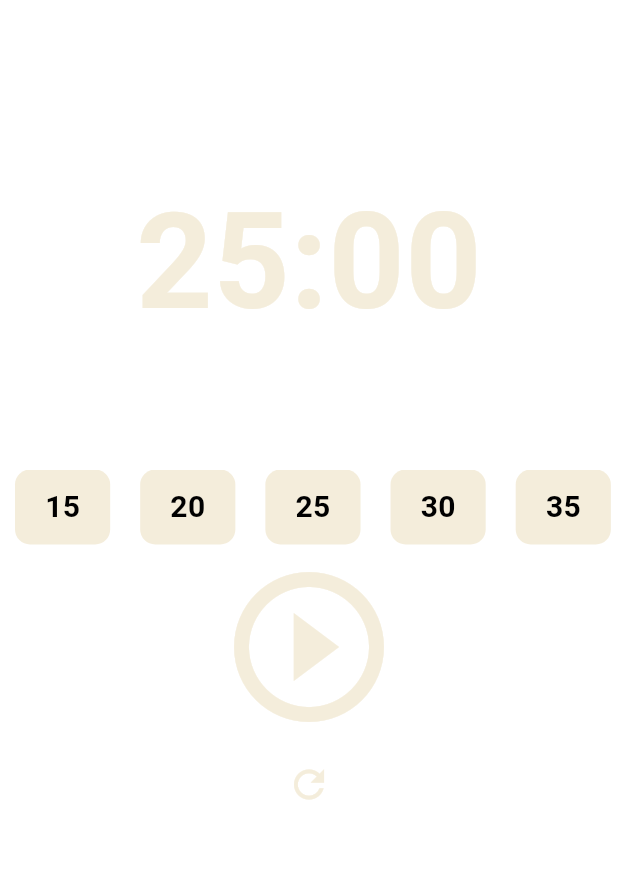
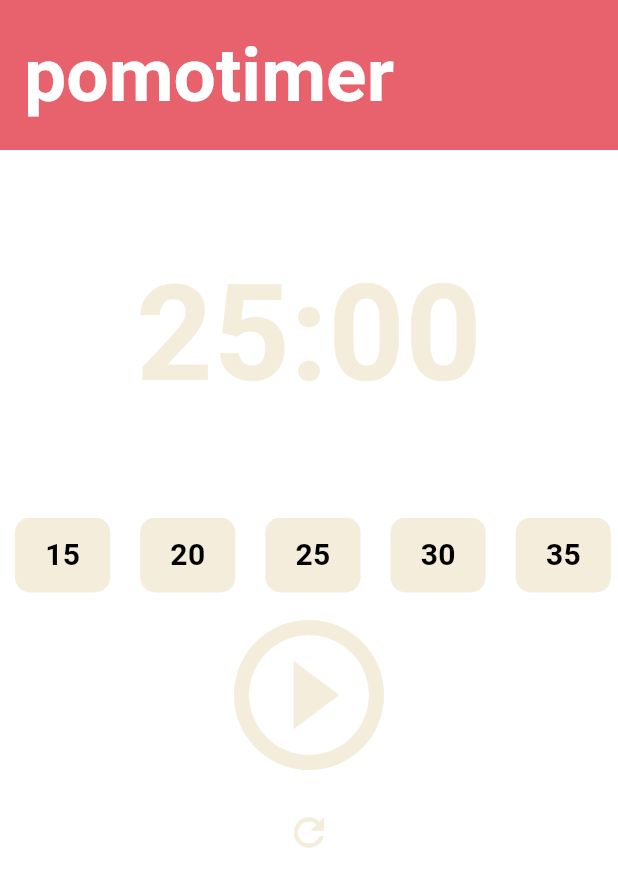
Before and after one commit to maskelog/pomotimer, a Flutter app: the screen it shows after launch, on a phone screen of 412 x 824 dp. Shown: the top 887 px of the screen. Run offline on Flutter 3.47's test engine with Material 3 defaults, Android fonts, the phone set to English and light mode, and no system bars.

Commit message:
Appbar title 추가

```diff
--- a/lib/screens/home_screen.dart
+++ b/lib/screens/home_screen.dart
@@ -95,16 +95,20 @@ class _HomeScreenState extends State<HomeScreen> {
   @override
   Widget build(BuildContext context) {
     return Scaffold(
+      appBar: AppBar(
+        toolbarHeight: 100,
+        title: const Text(
+          'pomotimer',
+          style: TextStyle(
+            color: Colors.white,
+            fontSize: 50,
+            fontWeight: FontWeight.w600,
+          ),
+        ),
+        backgroundColor: const Color(0xFFE7626C),
+      ),
       body: Column(
         children: [
-          const Text(
-            "pomotimer",
-            style: TextStyle(
-              color: Colors.white,
-              fontSize: 25,
-              fontWeight: FontWeight.w500,
-            ),
-          ),
           Flexible(
             child: Container(
               alignment: Alignment.center,
```
